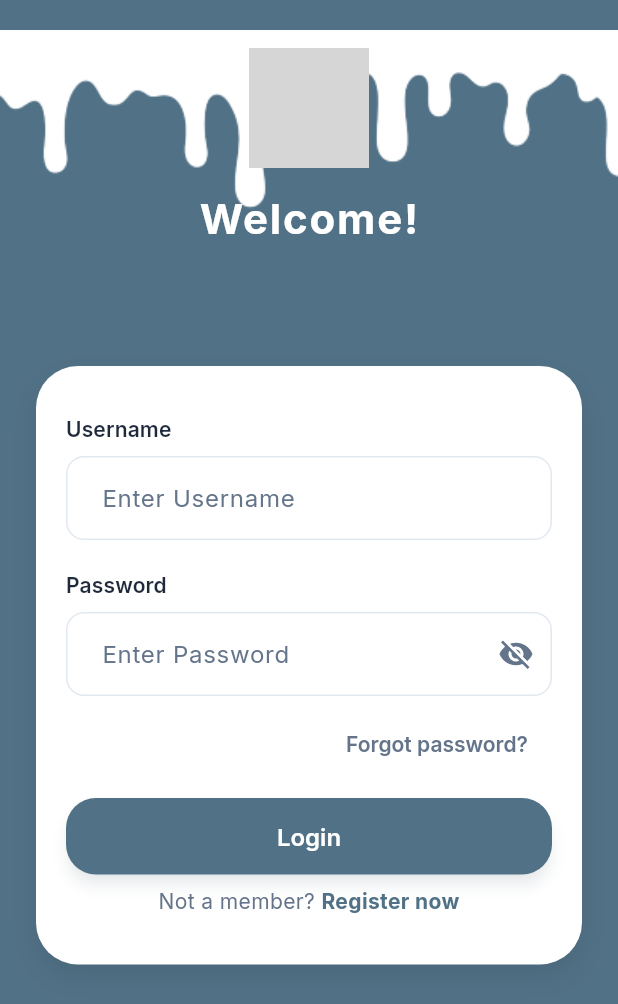
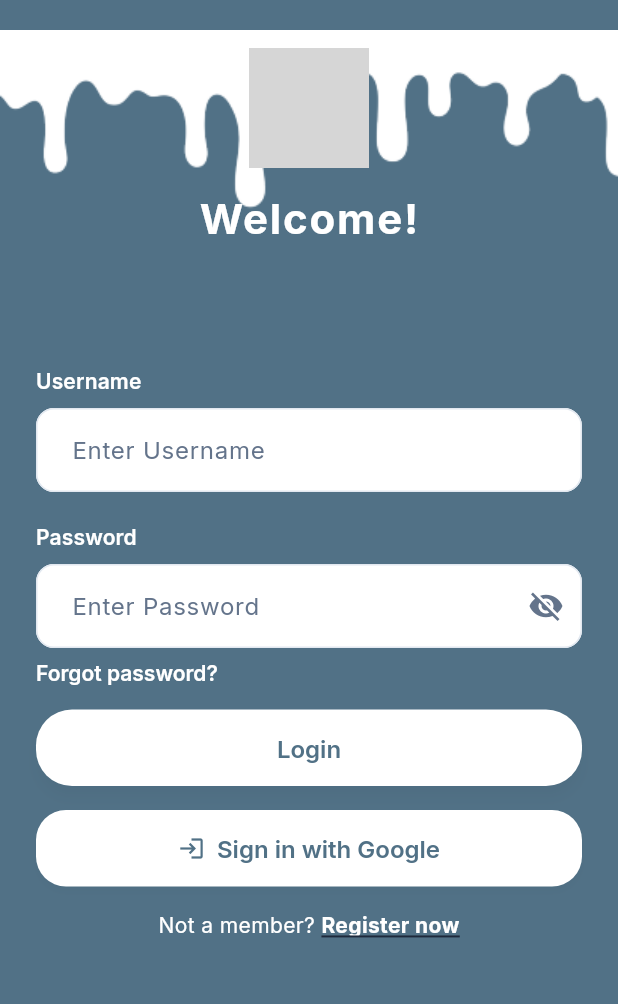
Before and after one commit to nextbharat-sic/agile6th_dairy_application, a Flutter app: the LoginScreen screen opened directly, on a phone screen of 412 x 824 dp. Shown: the top 1004 px of the screen. Run offline on Flutter 3.47's test engine with Material 3 defaults, Android fonts, the phone set to English and light mode, and no system bars; our stand-ins replace cached_network_image, connectivity_plus, firebase_auth, firebase_core, fl_chart, flutter_svg and 4 more; missing offline and left inert: firebase_ui_auth, firebase_ui_oauth_google; accounts and stored records are empty; grey boxes are pictures that could not be loaded.

Commit message:
Updated frontend with google login and backend with firebase auth

```diff
--- a/dairy_manager/lib/presentation/login_screen/login_screen.dart
+++ b/dairy_manager/lib/presentation/login_screen/login_screen.dart
@@ -56,38 +56,28 @@ class _LoginScreenState extends State<LoginScreen> {
       backgroundColor: AppTheme.primaryColor,
       body: SafeArea(
         child: SingleChildScrollView(
-          padding: const EdgeInsets.symmetric(horizontal: 0, vertical: 0),
+          padding: EdgeInsets.zero,
           child: Column(
             children: [
-              // New header with drip and logo
+              // Header with milk drip and joined hands
               const LoginHeaderWidget(),
-              const SizedBox(height: 24),
-              // Card with form fields and button
-              Center(
-                child: Container(
-                  margin: const EdgeInsets.symmetric(horizontal: 24),
-                  padding: const EdgeInsets.symmetric(horizontal: 20, vertical: 32),
-                  decoration: BoxDecoration(
-                    color: AppTheme.whiteColor,
-                    borderRadius: BorderRadius.circular(28),
-                    boxShadow: [
-                      BoxShadow(
-                        color: Colors.black.withValues(alpha: 0.08),
-                        blurRadius: 16,
-                        offset: const Offset(0, 8),
-                      ),
-                    ],
-                  ),
-                  child: Form(
-                    key: _formKey,
+              // Main card with form fields and buttons
+              Container(
+                width: double.infinity,
+                color: AppTheme.primaryColor,
+                child: Column(
+                  children: [
+                    Padding(
+                      padding: const EdgeInsets.symmetric(horizontal: 24.0, vertical: 0),
                       child: Column(
                         crossAxisAlignment: CrossAxisAlignment.stretch,
                         children: [
                           // Username
+                          const SizedBox(height: 24),
                           Text(
                             'Username',
                             style: Theme.of(context).textTheme.labelLarge?.copyWith(
-                                color: AppTheme.textPrimaryColor,
+                                  color: Colors.white,
                                   fontWeight: FontWeight.w600,
                                 ),
                           ),
@@ -95,15 +85,15 @@ class _LoginScreenState extends State<LoginScreen> {
                           TextFormField(
                             controller: _emailController,
                             keyboardType: TextInputType.emailAddress,
-                          decoration: const InputDecoration(
+                            decoration: InputDecoration(
                               hintText: 'Enter Username',
                               filled: true,
-                            fillColor: AppTheme.whiteColor,
+                              fillColor: Colors.white,
                               border: OutlineInputBorder(
-                              borderRadius: BorderRadius.all(Radius.circular(20)),
+                                borderRadius: BorderRadius.circular(24),
                                 borderSide: BorderSide.none,
                               ),
-                            contentPadding: EdgeInsets.symmetric(horizontal: 20, vertical: 16),
+                              contentPadding: const EdgeInsets.symmetric(horizontal: 20, vertical: 16),
                             ),
                             validator: (value) {
                               if (value == null || value.isEmpty) {
@@ -117,7 +107,7 @@ class _LoginScreenState extends State<LoginScreen> {
                           Text(
                             'Password',
                             style: Theme.of(context).textTheme.labelLarge?.copyWith(
-                                color: AppTheme.textPrimaryColor,
+                                  color: Colors.white,
                                   fontWeight: FontWeight.w600,
                                 ),
                           ),
@@ -128,9 +118,9 @@ class _LoginScreenState extends State<LoginScreen> {
                             decoration: InputDecoration(
                               hintText: 'Enter Password',
                               filled: true,
-                            fillColor: AppTheme.whiteColor,
-                            border: const OutlineInputBorder(
-                              borderRadius: BorderRadius.all(Radius.circular(20)),
+                              fillColor: Colors.white,
+                              border: OutlineInputBorder(
+                                borderRadius: BorderRadius.circular(24),
                                 borderSide: BorderSide.none,
                               ),
                               contentPadding: const EdgeInsets.symmetric(horizontal: 20, vertical: 16),
@@ -158,35 +148,41 @@ class _LoginScreenState extends State<LoginScreen> {
                           ),
                           const SizedBox(height: 8),
                           Align(
-                          alignment: Alignment.centerRight,
+                            alignment: Alignment.centerLeft,
                             child: TextButton(
                               onPressed: () {
                                 Navigator.pushNamed(context, '/resetPassword');
                               },
+                              style: TextButton.styleFrom(
+                                padding: EdgeInsets.zero,
+                                minimumSize: Size(0, 0),
+                                tapTargetSize: MaterialTapTargetSize.shrinkWrap,
+                                alignment: Alignment.centerLeft,
+                              ),
                               child: Text(
                                 'Forgot password?',
                                 style: TextStyle(
-                                color: AppTheme.textSecondaryColor,
+                                  color: Colors.white,
                                   fontWeight: FontWeight.w600,
                                 ),
                               ),
                             ),
                           ),
-                        const SizedBox(height: 12),
+                          const SizedBox(height: 16),
                           // Login Button
                           Consumer<AuthProvider>(
                             builder: (context, authProvider, child) {
                               return ElevatedButton(
                                 onPressed: authProvider.isLoading ? null : _handleLogin,
                                 style: ElevatedButton.styleFrom(
-                                backgroundColor: AppTheme.primaryColor,
-                                foregroundColor: AppTheme.whiteColor,
+                                  backgroundColor: Colors.white,
+                                  foregroundColor: AppTheme.primaryColor,
                                   padding: const EdgeInsets.symmetric(vertical: 16),
                                   shape: RoundedRectangleBorder(
-                                  borderRadius: BorderRadius.circular(20),
+                                    borderRadius: BorderRadius.circular(24),
                                   ),
                                   elevation: 4,
-                                shadowColor: AppTheme.primaryColor.withValues(alpha: 0.2),
+                                  shadowColor: Colors.black.withOpacity(0.15),
                                 ),
                                 child: authProvider.isLoading
                                     ? const SizedBox(
@@ -194,7 +190,7 @@ class _LoginScreenState extends State<LoginScreen> {
                                         width: 20,
                                         child: CircularProgressIndicator(
                                           strokeWidth: 2,
-                                        valueColor: AlwaysStoppedAnimation<Color>(AppTheme.whiteColor),
+                                          valueColor: AlwaysStoppedAnimation<Color>(AppTheme.primaryColor),
                                         ),
                                       )
                                     : const Text(
@@ -207,7 +203,42 @@ class _LoginScreenState extends State<LoginScreen> {
                               );
                             },
                           ),
-                        const SizedBox(height: 8),
+                          const SizedBox(height: 16),
+                          // Google Sign-In Button (unchanged logic)
+                          Consumer<AuthProvider>(
+                            builder: (context, authProvider, child) {
+                              return ElevatedButton.icon(
+                                icon: Icon(Icons.login, color: AppTheme.primaryColor),
+                                label: Text('Sign in with Google'),
+                                style: ElevatedButton.styleFrom(
+                                  backgroundColor: Colors.white,
+                                  foregroundColor: AppTheme.primaryColor,
+                                  padding: const EdgeInsets.symmetric(vertical: 16),
+                                  shape: RoundedRectangleBorder(
+                                    borderRadius: BorderRadius.circular(20),
+                                  ),
+                                ),
+                                onPressed: authProvider.isLoading
+                                    ? null
+                                    : () async {
+                                        try {
+                                          await authProvider.signInWithGoogle();
+                                          if (context.mounted) {
+                                            Navigator.pushReplacementNamed(context, AppRoutes.dashboard);
+                                          }
+                                        } catch (e) {
+                                          ScaffoldMessenger.of(context).showSnackBar(
+                                            SnackBar(
+                                              content: Text('Google Sign-in failed: $e'),
+                                              backgroundColor: AppTheme.errorColor,
+                                            ),
+                                          );
+                                        }
+                                      },
+                              );
+                            },
+                          ),
+                          const SizedBox(height: 16),
                           // Register link
                           Row(
                             mainAxisAlignment: MainAxisAlignment.center,
@@ -215,7 +246,7 @@ class _LoginScreenState extends State<LoginScreen> {
                               Text(
                                 'Not a member? ',
                                 style: TextStyle(
-                                color: AppTheme.textSecondaryColor,
+                                  color: Colors.white,
                                 ),
                               ),
                               GestureDetector(
@@ -225,19 +256,21 @@ class _LoginScreenState extends State<LoginScreen> {
                                 child: Text(
                                   'Register now',
                                   style: TextStyle(
-                                  color: AppTheme.primaryColor,
+                                    color: Colors.white,
                                     fontWeight: FontWeight.bold,
+                                    decoration: TextDecoration.underline,
                                   ),
                                 ),
                               ),
                             ],
                           ),
+                          const SizedBox(height: 32),
                         ],
                       ),
                     ),
+                  ],
                 ),
               ),
-              const SizedBox(height: 32),
             ],
           ),
         ),
--- a/dairy_manager/lib/presentation/login_screen/reset_password_screen.dart
+++ b/dairy_manager/lib/presentation/login_screen/reset_password_screen.dart
@@ -14,7 +14,7 @@ class _ResetPasswordScreenState extends State<ResetPasswordScreen> {
   final _codeControllers = List.generate(6, (_) => TextEditingController());
   final _newPasswordController = TextEditingController();
   final _confirmPasswordController = TextEditingController();
-  bool _codeVerified = true; // For demo, always true
+  final bool _codeVerified = true; // For demo, always true
 
   @override
   void dispose() {
--- a/dairy_manager/lib/providers/auth_provider.dart
+++ b/dairy_manager/lib/providers/auth_provider.dart
@@ -7,7 +7,12 @@ import 'package:google_sign_in/google_sign_in.dart';
 
 class AuthProvider extends ChangeNotifier {
   final FirebaseAuth _auth = FirebaseAuth.instance;
-  final GoogleSignIn _googleSignIn = GoogleSignIn();
+  final GoogleSignIn _googleSignIn = GoogleSignIn(
+    scopes: [
+      'email',
+      'profile',
+    ],
+  );
 
   bool _isAuthenticated = false;
   String? _userId;
@@ -43,20 +48,12 @@ class AuthProvider extends ChangeNotifier {
   Future<void> login(String email, String password) async {
     _setLoading(true);
     try {
-<<<<<<< HEAD
-      // For now, simulate login
-      await Future.delayed(const Duration(seconds: 2));
-
-=======
       final userCredential = await _auth.signInWithEmailAndPassword(
         email: email,
         password: password,
       );
-
->>>>>>> e022b1da376d5d9d1f4d3653f82c24fde9b620a1
       final prefs = await SharedPreferences.getInstance();
       await prefs.setString('auth_token', userCredential.user!.uid);
-
       // The authStateChanges listener will handle updating the UI
     } on FirebaseAuthException catch (e) {
       throw Exception(_getFirebaseErrorMessage(e.code));
@@ -68,22 +65,13 @@ class AuthProvider extends ChangeNotifier {
   Future<void> register(String name, String email, String password) async {
     _setLoading(true);
     try {
-<<<<<<< HEAD
-
-      await Future.delayed(const Duration(seconds: 2));
-
-=======
       final userCredential = await _auth.createUserWithEmailAndPassword(
         email: email,
         password: password,
       );
-
       await userCredential.user!.updateDisplayName(name);
-
->>>>>>> e022b1da376d5d9d1f4d3653f82c24fde9b620a1
       final prefs = await SharedPreferences.getInstance();
       await prefs.setString('auth_token', userCredential.user!.uid);
-
       // The authStateChanges listener will handle updating the UI
     } on FirebaseAuthException catch (e) {
       throw Exception(_getFirebaseErrorMessage(e.code));
@@ -95,29 +83,89 @@ class AuthProvider extends ChangeNotifier {
   Future<void> signInWithGoogle() async {
     _setLoading(true);
     try {
+      print('Starting Google Sign-In process...');
+
+      // Check if user is already signed in
+      if (await _googleSignIn.isSignedIn()) {
+        print('User already signed in, signing out first...');
+        await _googleSignIn.signOut();
+      }
+
       final GoogleSignInAccount? googleUser = await _googleSignIn.signIn();
       if (googleUser == null) {
-        // The user canceled the sign-in
+        print('User canceled Google Sign-In');
         _setLoading(false);
         return;
       }
 
+      print('Google user obtained: ${googleUser.email}');
       final GoogleSignInAuthentication googleAuth = await googleUser.authentication;
+      print('Google authentication tokens obtained');
+
+      if (googleAuth.accessToken == null || googleAuth.idToken == null) {
+        print('Failed to get authentication tokens');
+        throw Exception('Failed to get Google authentication tokens');
+      }
+
       final AuthCredential credential = GoogleAuthProvider.credential(
         accessToken: googleAuth.accessToken,
         idToken: googleAuth.idToken,
       );
 
+      print('Attempting to sign in with Firebase...');
       final userCredential = await _auth.signInWithCredential(credential);
+      print('Firebase sign-in successful: ${userCredential.user?.email}');
 
       final prefs = await SharedPreferences.getInstance();
       await prefs.setString('auth_token', userCredential.user!.uid);
 
       // The authStateChanges listener will handle updating the UI
     } on FirebaseAuthException catch (e) {
-      throw Exception(_getFirebaseErrorMessage(e.code));
+      print('Firebase Auth Exception: ${e.code} - ${e.message}');
+      String errorMessage = _getFirebaseErrorMessage(e.code);
+
+      // Handle Google-specific Firebase errors
+      switch (e.code) {
+        case 'account-exists-with-different-credential':
+          errorMessage = 'An account already exists with the same email address but different sign-in credentials.';
+          break;
+        case 'invalid-credential':
+          errorMessage = 'The provided credential is invalid or expired.';
+          break;
+        case 'operation-not-allowed':
+          errorMessage = 'Google sign-in is not enabled. Please contact support.';
+          break;
+        case 'user-disabled':
+          errorMessage = 'This user account has been disabled.';
+          break;
+        case 'user-not-found':
+          errorMessage = 'No user found with these credentials.';
+          break;
+        case 'network-request-failed':
+          errorMessage = 'Network error. Please check your internet connection.';
+          break;
+        default:
+          errorMessage = 'Authentication failed: ${e.message}';
+      }
+
+      throw Exception(errorMessage);
     } catch (e) {
-      throw Exception('Google Sign-in failed: $e');
+      print('Google Sign-In Exception: $e');
+      String errorMessage = 'Google Sign-in failed';
+
+      if (e.toString().contains('network')) {
+        errorMessage = 'Network error. Please check your internet connection.';
+      } else if (e.toString().contains('cancelled')) {
+        errorMessage = 'Sign-in was cancelled.';
+      } else if (e.toString().contains('developer') || e.toString().contains('ApiException: 10')) {
+        errorMessage = 'Configuration error: Please verify your Firebase project settings, SHA-1 fingerprint, and package name.';
+      } else if (e.toString().contains('sign_in_failed')) {
+        errorMessage = 'Sign-in failed. Please check your internet connection and try again.';
+      } else {
+        errorMessage = 'Google Sign-in failed: $e';
+      }
+
+      throw Exception(errorMessage);
     } finally {
       _setLoading(false);
     }
--- a/dairy_manager/lib/routes/app_routes.dart
+++ b/dairy_manager/lib/routes/app_routes.dart
@@ -2,7 +2,6 @@ import 'package:flutter/material.dart';
 import 'package:provider/provider.dart';
 import '../presentation/login_screen/login_screen_google.dart';
 import '../providers/auth_provider.dart';
-import '../presentation/login_screen/login_screen.dart';
 import '../presentation/registration_screen/registration_screen.dart';
 import '../presentation/dashboard_screen/dashboard_screen.dart';
 import '../presentation/milk_entry_screen/milk_entry_screen.dart';
--- a/dairy_manager/lib/widgets/custom_error_widget.dart
+++ b/dairy_manager/lib/widgets/custom_error_widget.dart
@@ -1,5 +1,4 @@
 import 'package:flutter/material.dart';
-import 'package:flutter_svg/svg.dart';
 
 import '../core/app_export.dart';
 
```
Also changed, not shown: dairy_manager/lib/presentation/login_screen/login_screen_google.dart (+3 -7 lines), dairy_manager/lib/presentation/reports_screen/reports_screen.dart (+6 -6 lines), 2 other files. Lines whose indentation alone changed are shown as unchanged.
